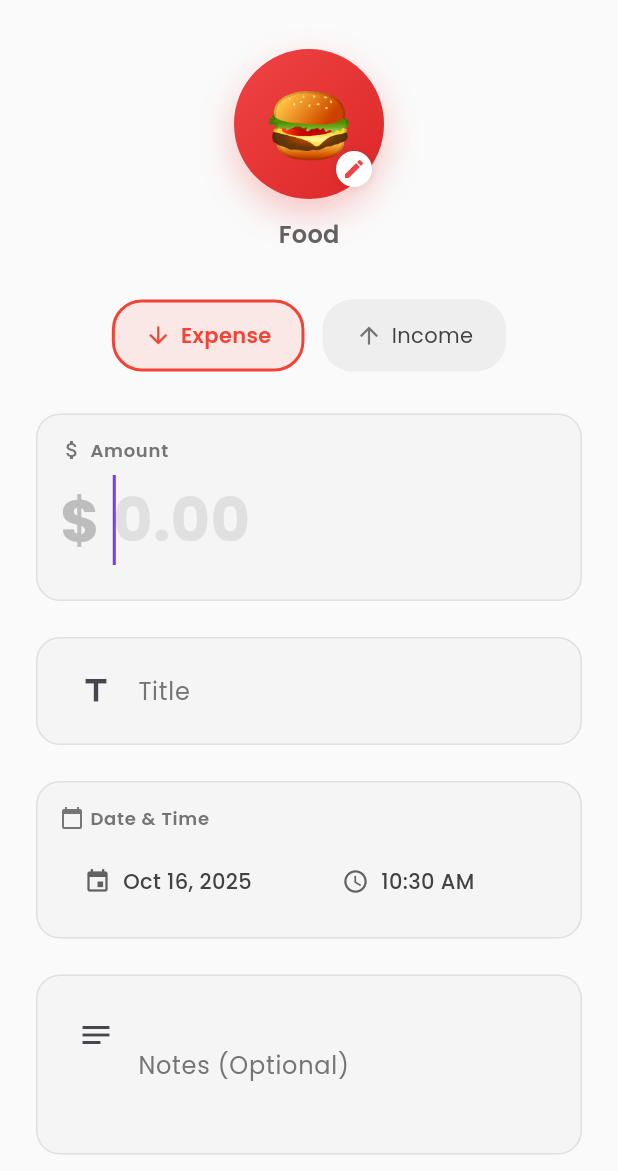
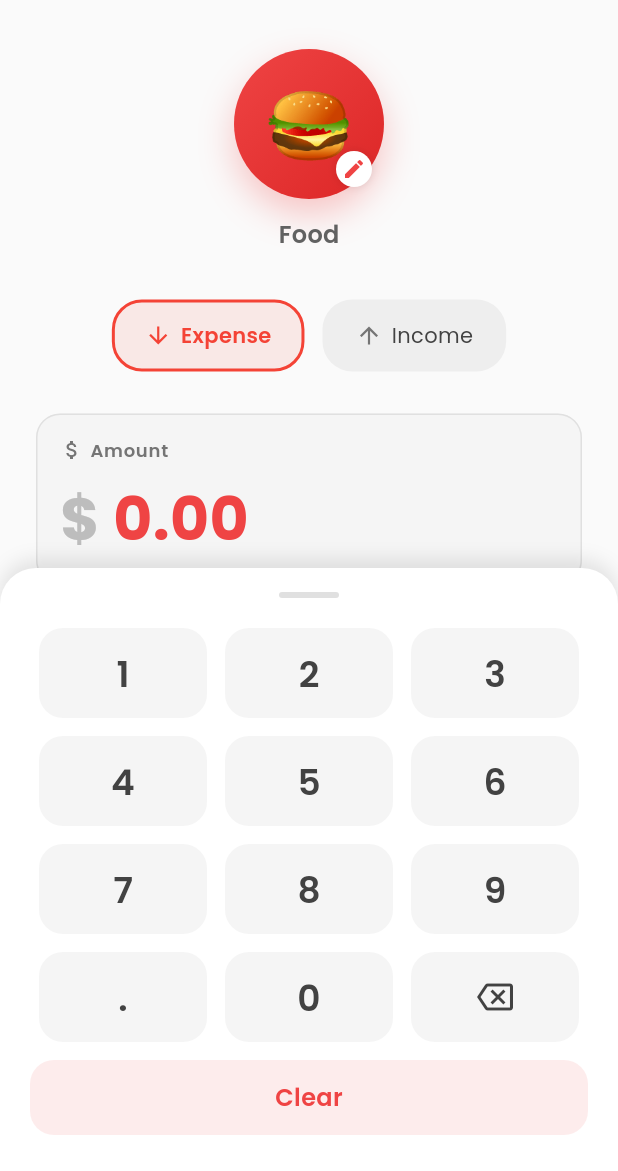
Before and after one commit to adamnymy/drywallet-apk, a Flutter app: the TransactionPage screen opened directly, on a phone screen of 412 x 824 dp, the part 65-1236 px from its top. Run offline on Flutter 3.47's test engine with Material 3 defaults, Android fonts, the phone set to English and light mode, and no system bars; our stand-ins replace fl_chart, flutter_svg, google_fonts.

Commit message:
add custom keyboard

```diff
--- a/lib/pages/transactionPage/transaction_page.dart
+++ b/lib/pages/transactionPage/transaction_page.dart
@@ -1,6 +1,8 @@
 import 'package:flutter/material.dart';
+import 'package:flutter/services.dart';
 import 'package:intl/intl.dart';
 import 'categoriesPage/categories_page.dart';
+import '../../widgets/custom_keyboard.dart';
 
 enum TxTypeForm { income, expense }
 
@@ -17,10 +19,13 @@ class _TransactionPageState extends State<TransactionPage>
   final _titleController = TextEditingController();
   final _amountController = TextEditingController();
   final _notesController = TextEditingController();
+  final FocusNode _amountFocusNode = FocusNode();
   TxTypeForm _type = TxTypeForm.expense;
   String _selectedCategory = 'Food';
   DateTime _selectedDate = DateTime.now();
   TimeOfDay _selectedTime = TimeOfDay.now();
+  String _amountDisplay = '0';
+  bool _showKeyboard = true;
 
   late AnimationController _animationController;
   late Animation<double> _fadeAnimation;
@@ -55,6 +60,45 @@ class _TransactionPageState extends State<TransactionPage>
       if (mounted) {
         _animationController.forward();
       }
+    });
+
+    // Request focus on amount field to show keyboard immediately
+    Future.delayed(const Duration(milliseconds: 300), () {
+      if (mounted) {
+        _amountFocusNode.requestFocus();
+      }
+    });
+  }
+
+  void _handleKeyTap(String value) {
+    setState(() {
+      if (_amountDisplay == '0' && value != '.') {
+        _amountDisplay = value;
+      } else if (value == '.' && _amountDisplay.contains('.')) {
+        // Don't add another decimal point
+        return;
+      } else {
+        _amountDisplay += value;
+      }
+      _amountController.text = _amountDisplay;
+    });
+  }
+
+  void _handleBackspace() {
+    setState(() {
+      if (_amountDisplay.length > 1) {
+        _amountDisplay = _amountDisplay.substring(0, _amountDisplay.length - 1);
+      } else {
+        _amountDisplay = '0';
+      }
+      _amountController.text = _amountDisplay;
+    });
+  }
+
+  void _handleClear() {
+    setState(() {
+      _amountDisplay = '0';
+      _amountController.text = '';
     });
   }
 
@@ -159,6 +203,7 @@ class _TransactionPageState extends State<TransactionPage>
     _titleController.dispose();
     _amountController.dispose();
     _notesController.dispose();
+    _amountFocusNode.dispose();
     super.dispose();
   }
 
@@ -166,7 +211,6 @@ class _TransactionPageState extends State<TransactionPage>
   Widget build(BuildContext context) {
     final selectedEmoji = _categoryEmojis[_selectedCategory] ?? '📌';
     final dateFormat = DateFormat('MMM dd, yyyy');
-    final timeFormat = DateFormat('hh:mm a');
 
     return Scaffold(
       backgroundColor: Colors.grey[50],
@@ -193,7 +237,10 @@ class _TransactionPageState extends State<TransactionPage>
           const SizedBox(width: 8),
         ],
       ),
-      body: FadeTransition(
+      body: Column(
+        children: [
+          Expanded(
+            child: FadeTransition(
               opacity: _fadeAnimation,
               child: SingleChildScrollView(
                 padding: const EdgeInsets.all(20.0),
@@ -240,7 +287,10 @@ class _TransactionPageState extends State<TransactionPage>
                             curve: Curves.easeOutBack,
                             tween: Tween(begin: 0.0, end: 1.0),
                             builder: (context, value, child) {
-                        return Transform.scale(scale: value, child: child);
+                              return Transform.scale(
+                                scale: value,
+                                child: child,
+                              );
                             },
                             child: InkWell(
                               onTap: () async {
@@ -260,13 +310,16 @@ class _TransactionPageState extends State<TransactionPage>
                                         return Container(
                                           decoration: BoxDecoration(
                                             color: Colors.white,
-                                      borderRadius: const BorderRadius.only(
+                                            borderRadius:
+                                                const BorderRadius.only(
                                                   topLeft: Radius.circular(24),
                                                   topRight: Radius.circular(24),
                                                 ),
                                             boxShadow: [
                                               BoxShadow(
-                                          color: Colors.black.withOpacity(0.1),
+                                                color: Colors.black.withOpacity(
+                                                  0.1,
+                                                ),
                                                 blurRadius: 10,
                                                 offset: const Offset(0, -4),
                                               ),
@@ -411,7 +464,14 @@ class _TransactionPageState extends State<TransactionPage>
                     const SizedBox(height: 24),
 
                     // Amount input card
-              Card(
+                    GestureDetector(
+                      onTap: () {
+                        setState(() {
+                          _showKeyboard = true;
+                        });
+                        _amountFocusNode.requestFocus();
+                      },
+                      child: Card(
                         elevation: 0,
                         color: Colors.grey[100],
                         shape: RoundedRectangleBorder(
@@ -442,9 +502,22 @@ class _TransactionPageState extends State<TransactionPage>
                                   ),
                                 ],
                               ),
-                      TextField(
-                        controller: _amountController,
-                        autofocus: true,
+                              const SizedBox(height: 8),
+                              Row(
+                                children: [
+                                  Text(
+                                    '\$ ',
+                                    style: TextStyle(
+                                      fontSize: 40,
+                                      fontWeight: FontWeight.bold,
+                                      color: Colors.grey[400],
+                                    ),
+                                  ),
+                                  Expanded(
+                                    child: Text(
+                                      _amountDisplay == '0'
+                                          ? '0.00'
+                                          : _amountDisplay,
                                       style: TextStyle(
                                         fontSize: 40,
                                         fontWeight: FontWeight.bold,
@@ -452,22 +525,12 @@ class _TransactionPageState extends State<TransactionPage>
                                             ? const Color(0xFFEF4444)
                                             : const Color(0xFF10B981),
                                       ),
-                        decoration: InputDecoration(
-                          hintText: '0.00',
-                          prefixText: '\$ ',
-                          prefixStyle: TextStyle(
-                            fontSize: 40,
-                            fontWeight: FontWeight.bold,
-                            color: Colors.grey[400],
-                          ),
-                          border: InputBorder.none,
-                          hintStyle: TextStyle(color: Colors.grey[300]),
-                        ),
-                        keyboardType: const TextInputType.numberWithOptions(
-                          decimal: true,
                                     ),
                                   ),
                                 ],
+                              ),
+                            ],
+                          ),
                         ),
                       ),
                     ),
@@ -685,6 +748,19 @@ class _TransactionPageState extends State<TransactionPage>
                 ),
               ),
             ),
+          ),
+          // Custom Keyboard
+          if (_showKeyboard)
+            CustomKeyboard(
+              onKeyTap: _handleKeyTap,
+              onBackspace: _handleBackspace,
+              onClear: _handleClear,
+              primaryColor: _type == TxTypeForm.expense
+                  ? const Color(0xFFEF4444)
+                  : const Color(0xFF10B981),
+            ),
+        ],
+      ),
     );
   }
 
--- /dev/null
+++ b/lib/widgets/custom_keyboard.dart
@@ -0,0 +1,152 @@
+import 'package:flutter/material.dart';
+
+class CustomKeyboard extends StatelessWidget {
+  final Function(String) onKeyTap;
+  final VoidCallback onBackspace;
+  final VoidCallback onClear;
+  final Color primaryColor;
+
+  const CustomKeyboard({
+    super.key,
+    required this.onKeyTap,
+    required this.onBackspace,
+    required this.onClear,
+    this.primaryColor = const Color(0xFF7C3AED),
+  });
+
+  @override
+  Widget build(BuildContext context) {
+    return Container(
+      padding: const EdgeInsets.symmetric(horizontal: 20, vertical: 16),
+      decoration: BoxDecoration(
+        color: Colors.white,
+        borderRadius: const BorderRadius.only(
+          topLeft: Radius.circular(24),
+          topRight: Radius.circular(24),
+        ),
+        boxShadow: [
+          BoxShadow(
+            color: Colors.black.withValues(alpha: 0.1),
+            blurRadius: 10,
+            offset: const Offset(0, -5),
+          ),
+        ],
+      ),
+      child: Column(
+        mainAxisSize: MainAxisSize.min,
+        children: [
+          // Handle bar
+          Container(
+            width: 40,
+            height: 4,
+            margin: const EdgeInsets.only(bottom: 20),
+            decoration: BoxDecoration(
+              color: Colors.grey[300],
+              borderRadius: BorderRadius.circular(2),
+            ),
+          ),
+          // Keyboard rows
+          Row(
+            mainAxisAlignment: MainAxisAlignment.spaceEvenly,
+            children: [_buildKey('1'), _buildKey('2'), _buildKey('3')],
+          ),
+          const SizedBox(height: 12),
+          Row(
+            mainAxisAlignment: MainAxisAlignment.spaceEvenly,
+            children: [_buildKey('4'), _buildKey('5'), _buildKey('6')],
+          ),
+          const SizedBox(height: 12),
+          Row(
+            mainAxisAlignment: MainAxisAlignment.spaceEvenly,
+            children: [_buildKey('7'), _buildKey('8'), _buildKey('9')],
+          ),
+          const SizedBox(height: 12),
+          Row(
+            mainAxisAlignment: MainAxisAlignment.spaceEvenly,
+            children: [_buildKey('.'), _buildKey('0'), _buildBackspaceKey()],
+          ),
+          const SizedBox(height: 12),
+          // Clear button
+          _buildClearKey(),
+          const SizedBox(height: 8),
+        ],
+      ),
+    );
+  }
+
+  Widget _buildKey(String value) {
+    return Expanded(
+      child: Padding(
+        padding: const EdgeInsets.symmetric(horizontal: 6),
+        child: Material(
+          color: Colors.grey[100],
+          borderRadius: BorderRadius.circular(16),
+          child: InkWell(
+            onTap: () => onKeyTap(value),
+            borderRadius: BorderRadius.circular(16),
+            child: Container(
+              height: 60,
+              alignment: Alignment.center,
+              child: Text(
+                value,
+                style: TextStyle(
+                  fontSize: 24,
+                  fontWeight: FontWeight.w600,
+                  color: Colors.grey[800],
+                ),
+              ),
+            ),
+          ),
+        ),
+      ),
+    );
+  }
+
+  Widget _buildBackspaceKey() {
+    return Expanded(
+      child: Padding(
+        padding: const EdgeInsets.symmetric(horizontal: 6),
+        child: Material(
+          color: Colors.grey[100],
+          borderRadius: BorderRadius.circular(16),
+          child: InkWell(
+            onTap: onBackspace,
+            borderRadius: BorderRadius.circular(16),
+            child: Container(
+              height: 60,
+              alignment: Alignment.center,
+              child: Icon(
+                Icons.backspace_outlined,
+                size: 24,
+                color: Colors.grey[800],
+              ),
+            ),
+          ),
+        ),
+      ),
+    );
+  }
+
+  Widget _buildClearKey() {
+    return Material(
+      color: primaryColor.withValues(alpha: 0.1),
+      borderRadius: BorderRadius.circular(16),
+      child: InkWell(
+        onTap: onClear,
+        borderRadius: BorderRadius.circular(16),
+        child: Container(
+          height: 50,
+          alignment: Alignment.center,
+          child: Text(
+            'Clear',
+            style: TextStyle(
+              fontSize: 16,
+              fontWeight: FontWeight.w600,
+              color: primaryColor,
+            ),
+          ),
+        ),
+      ),
+    );
+  }
+}
```
Lines whose indentation alone changed are shown as unchanged.
